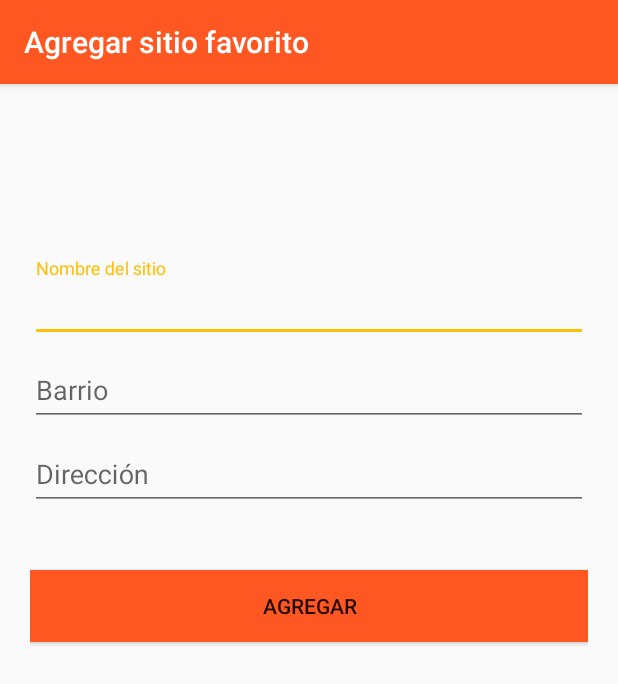
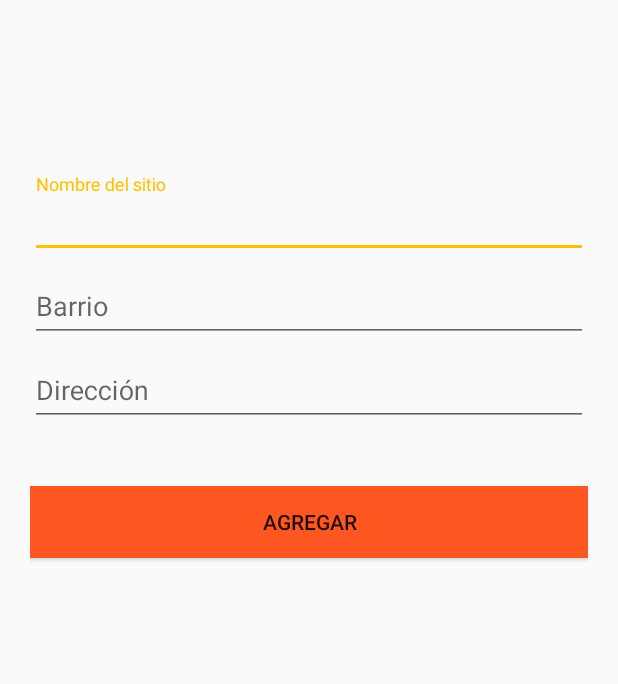
Before and after one commit to LauraCortes/PlanIt, an Android app: the AgregarSitioActivity screen opened directly, with no data from a screen before it, on a phone screen of 412 x 824 dp. Shown: the top 684 px of the screen. Run offline under Robolectric (Android 15) with nearby library versions, the phone set to English and light mode, and no system bars; 2 statements that could not run were skipped.

Commit message:
Arreglada visualización agregar Sitio

```diff
--- a/app/build.gradle
+++ b/app/build.gradle
@@ -25,4 +25,8 @@ dependencies {
     compile 'com.android.support:appcompat-v7:24.2.0'
     compile 'uk.co.chrisjenx:calligraphy:2.1.0'
     compile 'com.android.support:design:24.2.1'
+    compile 'com.android.support:cardview-v7:24.0.+'
+    compile 'com.android.support:recyclerview-v7:24.0.+'
+    compile 'com.github.bumptech.glide:glide:3.6.0'
+    compile 'de.hdodenhof:circleimageview:1.3.0'
 }
--- a/app/src/main/java/com/example/laura/planit/Activities/AgregarSitioActivity.java
+++ b/app/src/main/java/com/example/laura/planit/Activities/AgregarSitioActivity.java
@@ -17,14 +17,12 @@ import com.example.laura.planit.R;
  */
 public class AgregarSitioActivity extends AppCompatActivity{
 
-    Toolbar toolbar;
     EditText txtNombre, txtBarrio, txtDireccion;
-
-
     @Override
     protected void onCreate(Bundle savedInstanceState) {
         super.onCreate(savedInstanceState);
         setContentView(R.layout.activity_agregar_sitios);
+        setSupportActionBar(((Toolbar)findViewById(R.id.toolbarAgregarSitio) ));
         getSupportActionBar().setTitle("Agregar sitio favorito");
         txtNombre=(EditText)findViewById(R.id.txtNombreSitioFavorito);
         txtBarrio=(EditText)findViewById(R.id.txtBarrioFavorito);
--- a/app/src/main/java/com/example/laura/planit/Logica/PlanIt.java
+++ b/app/src/main/java/com/example/laura/planit/Logica/PlanIt.java
@@ -28,7 +28,6 @@ public class PlanIt
 
     public void agregarSitio(String nNombre, String nBarrio, String nDireccion)
     {
-        Sitio nuevo = new Sitio(nNombre,nBarrio,nDireccion);
-        sitios.add(nuevo);
+        sitios.add(new Sitio(nNombre,nBarrio,nDireccion));
     }
 }
--- a/app/src/main/res/values/dimens.xml
+++ b/app/src/main/res/values/dimens.xml
@@ -2,5 +2,9 @@
     <!-- Default screen margins, per the Android Design guidelines. -->
     <dimen name="activity_horizontal_margin">16dp</dimen>
     <dimen name="activity_vertical_margin">16dp</dimen>
+    <dimen name="headerbar_elevation">4dp</dimen>
+    <dimen name="card_margin">16dp</dimen>
+    <dimen name="size_fab">56dp</dimen>
     <dimen name="fab_margin">16dp</dimen>
+    <dimen name="avatar_size">40dp</dimen>
 </resources>
--- a/app/src/main/res/values/styles.xml
+++ b/app/src/main/res/values/styles.xml
@@ -6,6 +6,8 @@
         <item name="colorPrimary">@color/colorPrimary</item>
         <item name="colorPrimaryDark">@color/colorPrimaryDark</item>
         <item name="colorAccent">@color/colorAccent</item>
+        <item name="windowActionBar">false</item>
+        <item name="windowNoTitle">true</item>
     </style>
 
 </resources>
```
Also changed, not shown: app/src/main/res/drawable-mdpi/house.png (added), app/src/main/res/drawable-mdpi/taj_mahal.png (added).
